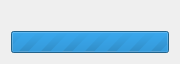
Before: the Qt Designer form gui/state/statedialog.ui in nccgroup/pip3line, drawn with Qt 5.
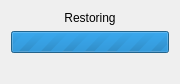
After: the same form once the commit is applied.

Patch:
```diff
--- a/gui/state/statedialog.ui
+++ b/gui/state/statedialog.ui
@@ -15,9 +15,12 @@
   </property>
   <layout class="QVBoxLayout" name="verticalLayout">
    <item>
-    <widget class="QLabel" name="logLabel">
+    <widget class="QLabel" name="label">
      <property name="text">
-      <string/>
+      <string>Restoring</string>
+     </property>
+     <property name="alignment">
+      <set>Qt::AlignCenter</set>
      </property>
     </widget>
    </item>
@@ -31,6 +34,13 @@
      </property>
     </widget>
    </item>
+   <item>
+    <widget class="QLabel" name="logLabel">
+     <property name="text">
+      <string/>
+     </property>
+    </widget>
+   </item>
   </layout>
  </widget>
  <resources/>
```
